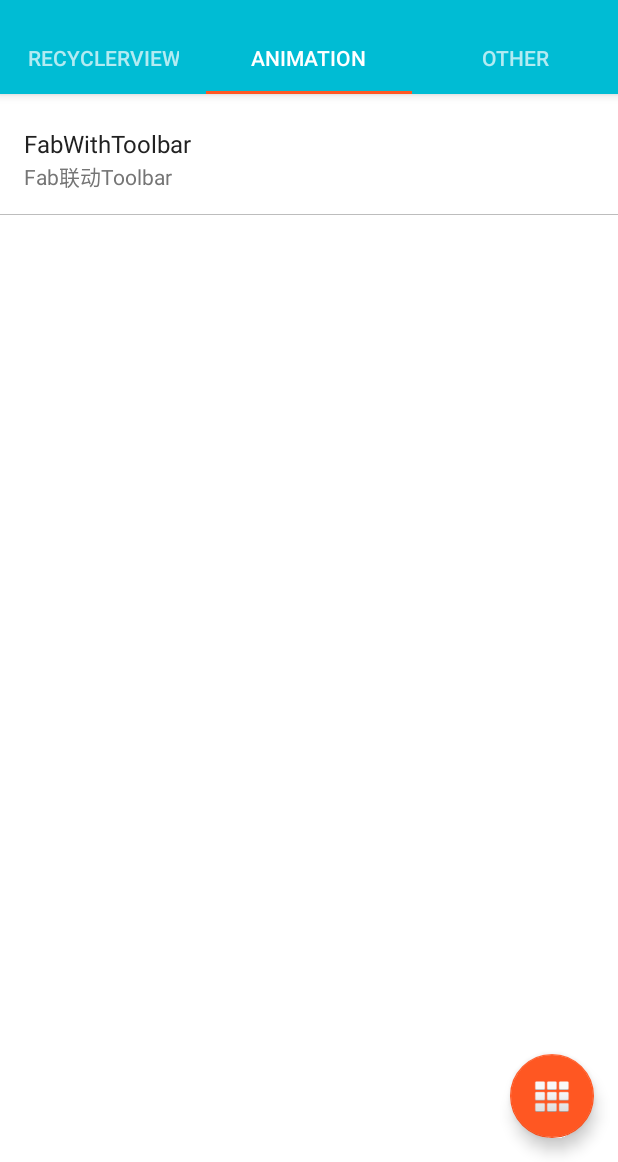
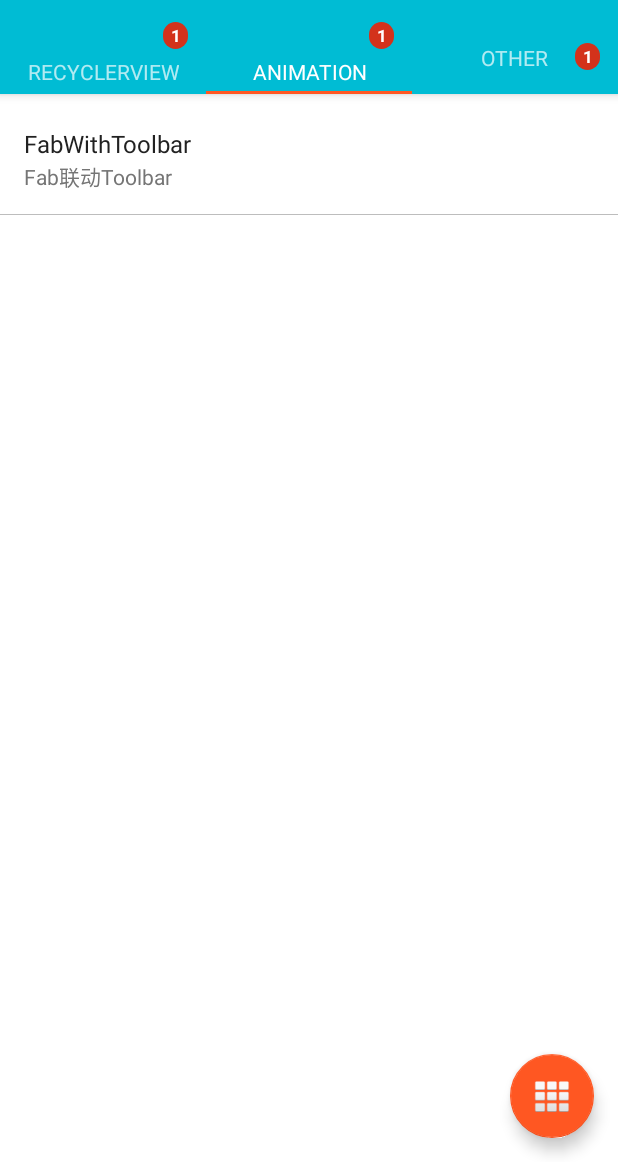
Before and after one commit to wangnamu/WidgetDemo, an Android app: the screen it shows after launch (MainActivity), tab 2 chosen, on a phone screen of 412 x 824 dp, the part 74-1236 px from its top. Run offline under Robolectric (Android 15) with nearby library versions, the phone set to English and light mode, and no system bars.

Commit message:
自定义 tab  & 增加 badgeview

```diff
--- a/app/src/main/java/com/ufo/widgetdemo/MainActivity.java
+++ b/app/src/main/java/com/ufo/widgetdemo/MainActivity.java
@@ -11,7 +11,7 @@ import android.support.v4.app.FragmentManager;
 import android.support.v4.app.FragmentPagerAdapter;
 import android.support.v4.view.ViewPager;
 import android.os.Bundle;
-import android.util.Log;
+import android.view.LayoutInflater;
 import android.view.Menu;
 import android.view.MenuItem;
 import android.view.View;
@@ -19,6 +19,9 @@ import android.view.animation.AccelerateInterpolator;
 import android.view.animation.Animation;
 import android.view.animation.DecelerateInterpolator;
 import android.view.animation.ScaleAnimation;
+import android.widget.TextView;
+
+import com.ufo.widgetdemo.common.BadgeView;
 
 import java.util.HashMap;
 import java.util.Map;
@@ -73,14 +76,33 @@ public class MainActivity extends AppCompatActivity implements OnFragmentInterac
         mViewPager.setAdapter(mSectionsPagerAdapter);
 
 
-        TabLayout tabLayout = (TabLayout) findViewById(R.id.tabs);
+        final TabLayout tabLayout = (TabLayout) findViewById(R.id.tabs);
         tabLayout.setupWithViewPager(mViewPager);
+
+        for (int i = 0; i < tabLayout.getTabCount(); i++) {
+            TabLayout.Tab tab = tabLayout.getTabAt(i);
+            if (tab != null) {
+                View view = LayoutInflater.from(MainActivity.this).inflate(R.layout.tab_custom, null);
+                TextView textView = (TextView) view.findViewById(R.id.tab_custom_title);
+                textView.setText(mMap.get(i));
+
+                tab.setCustomView(view);
+
+                BadgeView badgeView = new BadgeView(MainActivity.this);
+                badgeView.setTargetView(view);
+                badgeView.setBadgeCount(1);
+            }
+        }
 
         tabLayout.setOnTabSelectedListener(new TabLayout.OnTabSelectedListener() {
             @Override
             public void onTabSelected(TabLayout.Tab tab) {
                 mViewPager.setCurrentItem(tab.getPosition());
                 animateFab(tab.getPosition());
+
+                if (tab != tabLayout.getTabAt(0)) {
+                    tabLayout.getTabAt(0).getCustomView().setSelected(false);
+                }
             }
 
             @Override
@@ -94,6 +116,7 @@ public class MainActivity extends AppCompatActivity implements OnFragmentInterac
             }
         });
 
+        tabLayout.getTabAt(0).getCustomView().setSelected(true);
 
         mFab = (FloatingActionButton) findViewById(R.id.fab);
 
@@ -194,8 +217,11 @@ public class MainActivity extends AppCompatActivity implements OnFragmentInterac
 
         @Override
         public CharSequence getPageTitle(int position) {
-            return mMap.get(position);
+            return null;
+//            return mMap.get(position);
         }
+
+
     }
 
 
--- /dev/null
+++ b/app/src/main/java/com/ufo/widgetdemo/common/BadgeView.java
@@ -0,0 +1,224 @@
+package com.ufo.widgetdemo.common;
+
+import android.content.Context;
+import android.graphics.Color;
+import android.graphics.Typeface;
+import android.graphics.drawable.ShapeDrawable;
+import android.graphics.drawable.shapes.RoundRectShape;
+import android.os.Build;
+import android.util.AttributeSet;
+import android.util.Log;
+import android.util.TypedValue;
+import android.view.Gravity;
+import android.view.View;
+import android.view.ViewGroup;
+import android.widget.FrameLayout;
+import android.widget.FrameLayout.LayoutParams;
+import android.widget.TabWidget;
+import android.widget.TextView;
+
+
+public class BadgeView extends TextView {
+
+    private boolean mHideOnNull = true;
+
+    public BadgeView(Context context) {
+        this(context, null);
+    }
+
+    public BadgeView(Context context, AttributeSet attrs) {
+        this(context, attrs, android.R.attr.textViewStyle);
+    }
+
+    public BadgeView(Context context, AttributeSet attrs, int defStyle) {
+        super(context, attrs, defStyle);
+
+        init();
+    }
+
+    private void init() {
+        if (!(getLayoutParams() instanceof LayoutParams)) {
+            LayoutParams layoutParams =
+                    new LayoutParams(
+                            android.view.ViewGroup.LayoutParams.WRAP_CONTENT,
+                            android.view.ViewGroup.LayoutParams.WRAP_CONTENT,
+                            Gravity.RIGHT | Gravity.TOP);
+            setLayoutParams(layoutParams);
+        }
+
+        // set default font
+        setTextColor(Color.WHITE);
+        setTypeface(Typeface.DEFAULT_BOLD);
+        setTextSize(TypedValue.COMPLEX_UNIT_SP, 11);
+        setPadding(dip2Px(5), dip2Px(1), dip2Px(5), dip2Px(1));
+
+        // set default background
+        setBackground(9, Color.parseColor("#d3321b"));
+
+        setGravity(Gravity.CENTER);
+
+        // default values
+        setHideOnNull(true);
+        setBadgeCount(0);
+    }
+
+    public void setBackground(int dipRadius, int badgeColor) {
+        int radius = dip2Px(dipRadius);
+        float[] radiusArray = new float[] { radius, radius, radius, radius, radius, radius, radius, radius };
+
+        RoundRectShape roundRect = new RoundRectShape(radiusArray, null, null);
+        ShapeDrawable bgDrawable = new ShapeDrawable(roundRect);
+        bgDrawable.getPaint().setColor(badgeColor);
+        if (Build.VERSION.SDK_INT >= Build.VERSION_CODES.JELLY_BEAN) {
+            setBackground(bgDrawable);
+        }
+    }
+
+    /**
+     * @return Returns true if view is hidden on badge value 0 or null;
+     */
+    public boolean isHideOnNull() {
+        return mHideOnNull;
+    }
+
+    /**
+     * @param hideOnNull the hideOnNull to set
+     */
+    public void setHideOnNull(boolean hideOnNull) {
+        mHideOnNull = hideOnNull;
+        setText(getText());
+    }
+
+    /*
+     * (non-Javadoc)
+     *
+     * @see android.widget.TextView#setText(java.lang.CharSequence, android.widget.TextView.BufferType)
+     */
+    @Override
+    public void setText(CharSequence text, BufferType type) {
+        if (isHideOnNull() && (text == null || text.toString().equalsIgnoreCase("0"))) {
+            setVisibility(View.GONE);
+        } else {
+            setVisibility(View.VISIBLE);
+        }
+        super.setText(text, type);
+    }
+
+    public void setBadgeCount(int count) {
+        setText(String.valueOf(count));
+    }
+
+    public Integer getBadgeCount() {
+        if (getText() == null) {
+            return null;
+        }
+
+        String text = getText().toString();
+        try {
+            return Integer.parseInt(text);
+        } catch (NumberFormatException e) {
+            return null;
+        }
+    }
+
+    public void setBadgeGravity(int gravity) {
+        FrameLayout.LayoutParams params = (LayoutParams) getLayoutParams();
+        params.gravity = gravity;
+        setLayoutParams(params);
+    }
+
+    public int getBadgeGravity() {
+        FrameLayout.LayoutParams params = (LayoutParams) getLayoutParams();
+        return params.gravity;
+    }
+
+    public void setBadgeMargin(int dipMargin) {
+        setBadgeMargin(dipMargin, dipMargin, dipMargin, dipMargin);
+    }
+
+    public void setBadgeMargin(int leftDipMargin, int topDipMargin, int rightDipMargin, int bottomDipMargin) {
+        FrameLayout.LayoutParams params = (LayoutParams) getLayoutParams();
+        params.leftMargin = dip2Px(leftDipMargin);
+        params.topMargin = dip2Px(topDipMargin);
+        params.rightMargin = dip2Px(rightDipMargin);
+        params.bottomMargin = dip2Px(bottomDipMargin);
+        setLayoutParams(params);
+    }
+
+    public int[] getBadgeMargin() {
+        FrameLayout.LayoutParams params = (LayoutParams) getLayoutParams();
+        return new int[] { params.leftMargin, params.topMargin, params.rightMargin, params.bottomMargin };
+    }
+
+    public void incrementBadgeCount(int increment) {
+        Integer count = getBadgeCount();
+        if (count == null) {
+            setBadgeCount(increment);
+        } else {
+            setBadgeCount(increment + count);
+        }
+    }
+
+    public void decrementBadgeCount(int decrement) {
+        incrementBadgeCount(-decrement);
+    }
+
+    /*
+     * Attach the BadgeView to the TabWidget
+     *
+     * @param target the TabWidget to attach the BadgeView
+     *
+     * @param tabIndex index of the tab
+     */
+    public void setTargetView(TabWidget target, int tabIndex) {
+        View tabView = target.getChildTabViewAt(tabIndex);
+        setTargetView(tabView);
+    }
+
+    /*
+     * Attach the BadgeView to the target view
+     *
+     * @param target the view to attach the BadgeView
+     */
+    public void setTargetView(View target) {
+        if (getParent() != null) {
+            ((ViewGroup) getParent()).removeView(this);
+        }
+
+        if (target == null) {
+            return;
+        }
+
+        if (target.getParent() instanceof FrameLayout) {
+            ((FrameLayout) target.getParent()).addView(this);
+
+        } else if (target.getParent() instanceof ViewGroup) {
+            // use a new Framelayout container for adding badge
+            ViewGroup parentContainer = (ViewGroup) target.getParent();
+            int groupIndex = parentContainer.indexOfChild(target);
+            parentContainer.removeView(target);
+
+            FrameLayout badgeContainer = new FrameLayout(getContext());
+            ViewGroup.LayoutParams parentLayoutParams = target.getLayoutParams();
+
+            badgeContainer.setLayoutParams(parentLayoutParams);
+            target.setLayoutParams(new ViewGroup.LayoutParams(
+                    ViewGroup.LayoutParams.MATCH_PARENT, ViewGroup.LayoutParams.MATCH_PARENT));
+
+            parentContainer.addView(badgeContainer, groupIndex, parentLayoutParams);
+            badgeContainer.addView(target);
+
+            badgeContainer.addView(this);
+        } else if (target.getParent() == null) {
+            Log.e(getClass().getSimpleName(), "ParentView is needed");
+        }
+
+    }
+
+    /*
+     * converts dip to px
+     */
+    private int dip2Px(float dip) {
+        return (int) (dip * getContext().getResources().getDisplayMetrics().density + 0.5f);
+    }
+}
--- /dev/null
+++ b/app/src/main/res/drawable/sel_tab_custom_title.xml
@@ -0,0 +1,5 @@
+<?xml version="1.0" encoding="utf-8"?>
+<selector xmlns:android="http://schemas.android.com/apk/res/android">
+    <item android:state_selected="true" android:color="#FFFFFF" />
+    <item android:color="#b2ffffff"></item>
+</selector>
--- /dev/null
+++ b/app/src/main/res/layout/tab_custom.xml
@@ -0,0 +1,21 @@
+<?xml version="1.0" encoding="utf-8"?>
+<RelativeLayout
+    xmlns:android="http://schemas.android.com/apk/res/android"
+    android:layout_width="match_parent"
+    android:layout_height="match_parent"
+    android:background="@android:color/transparent">
+
+    <TextView
+        android:id="@+id/tab_custom_title"
+        android:layout_width="wrap_content"
+        android:layout_height="wrap_content"
+        android:layout_centerInParent="true"
+        android:gravity="center"
+        android:textAlignment="center"
+        android:textAllCaps="true"
+        android:textAppearance="@style/TextAppearance.AppCompat.Medium"
+        android:textColor="@drawable/sel_tab_custom_title"
+        android:textSize="14sp">
+    </TextView>
+
+</RelativeLayout>
```
